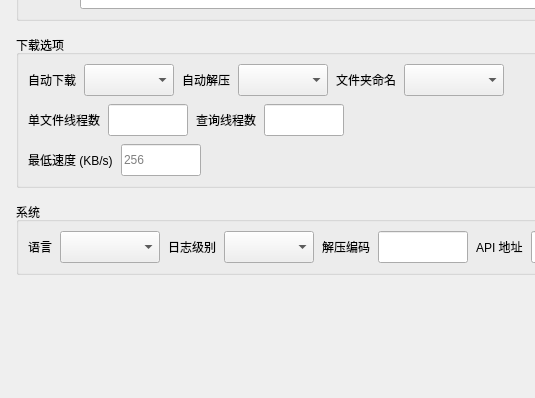
This is src/QTui/ui_file/setting.ui in henntaidesu/DLsite_Anime-sharing_download as Qt 5 draws it before an edit; both pictures show x 0 to 535 and y 242 to 640 of the 820 by 640 pixel window. The edited form follows.
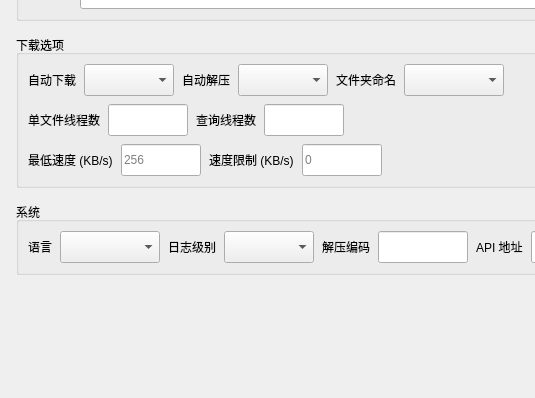
This is the edited form.

Diff of the .ui file:
```diff
--- a/src/QTui/ui_file/setting.ui
+++ b/src/QTui/ui_file/setting.ui
@@ -407,6 +407,38 @@
            </property>
           </widget>
          </item>
+         <item>
+          <widget class="QLabel" name="speedLimitLabel">
+           <property name="text">
+            <string>速度限制 (KB/s)</string>
+           </property>
+           <property name="class" stdset="0">
+            <string>caption</string>
+           </property>
+          </widget>
+         </item>
+         <item>
+          <widget class="QLineEdit" name="speed_limit_benner">
+           <property name="minimumSize">
+            <size>
+             <width>0</width>
+             <height>32</height>
+            </size>
+           </property>
+           <property name="maximumSize">
+            <size>
+             <width>80</width>
+             <height>16777215</height>
+            </size>
+           </property>
+           <property name="placeholderText">
+            <string>0</string>
+           </property>
+           <property name="toolTip">
+            <string>下载总速度上限，0 表示不限速</string>
+           </property>
+          </widget>
+         </item>
          <item>
           <spacer name="minSpeedSpacer">
            <property name="orientation">
```
